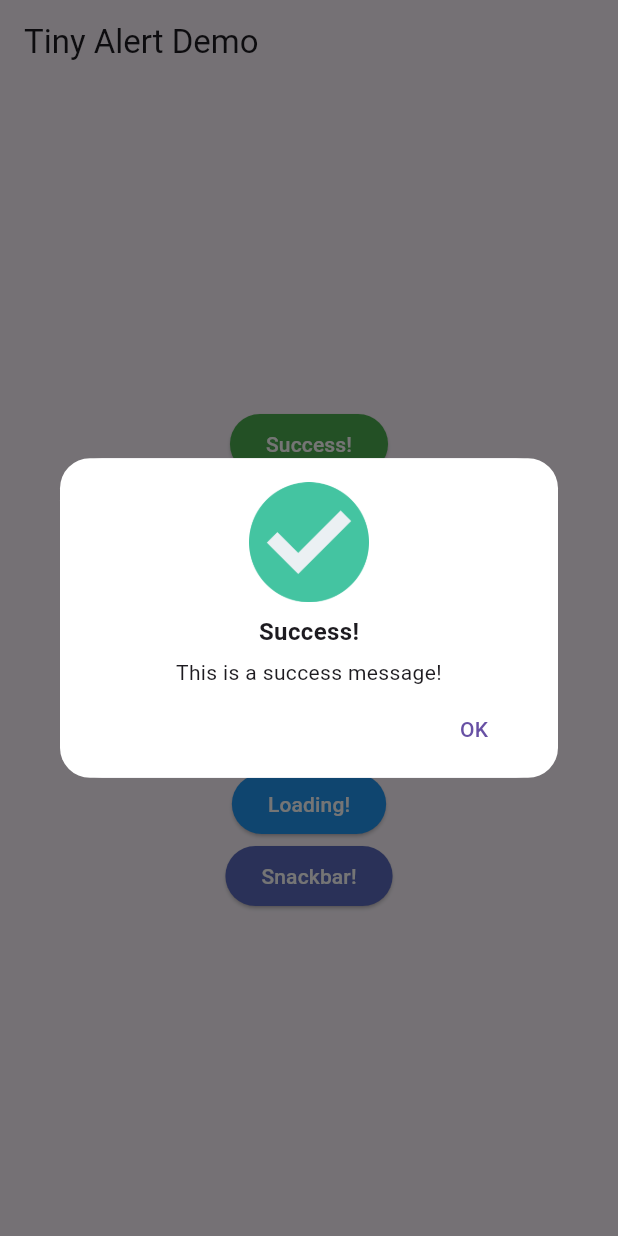
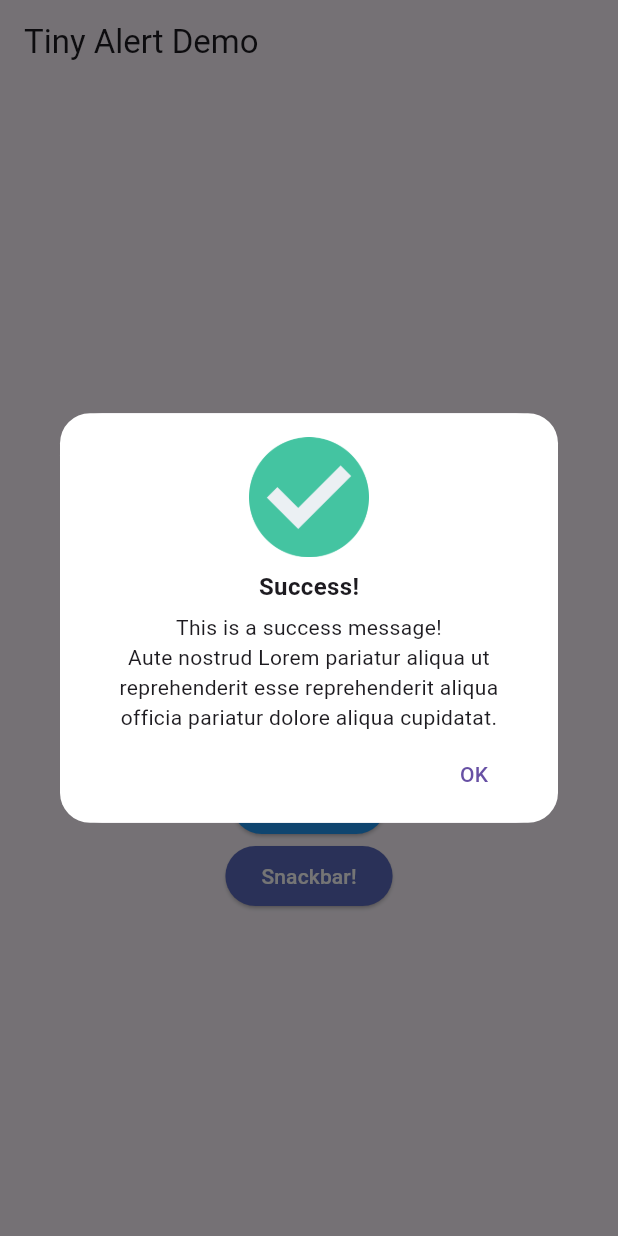
Before and after one commit to amdkholil/tiny-alert, a Flutter app: the screen it shows after launch, after a tap on "Success!", on a phone screen of 412 x 824 dp. Run offline on Flutter 3.47's test engine with Material 3 defaults, Android fonts, the phone set to English and light mode, and no system bars.

Commit message:
Fri Mar  1 09:13:25 AM WIB 2024

```diff
--- a/example/lib/main.dart
+++ b/example/lib/main.dart
@@ -20,8 +20,9 @@ class _MyAppState extends State<MyApp> {
 
   @override
   Widget build(BuildContext context) {
-    return const MaterialApp(
-      home: HomePage(),
+    return MaterialApp(
+      darkTheme: ThemeData.dark(useMaterial3: true),
+      home: const HomePage(),
     );
   }
 }
@@ -49,7 +50,8 @@ class HomePage extends StatelessWidget {
                 TinyAlert.success(
                   context,
                   title: "Success!",
-                  message: "This is a success message!",
+                  message:
+                      "This is a success message! \nAute nostrud Lorem pariatur aliqua ut reprehenderit esse reprehenderit aliqua officia pariatur dolore aliqua cupidatat.",
                 );
               },
               style: ElevatedButton.styleFrom(
@@ -119,8 +121,7 @@ class HomePage extends StatelessWidget {
             ),
             ElevatedButton(
               onPressed: () {
-                TinyAlert.progress(context,
-                    label: "Loading...", barrierDismissible: true);
+                TinyAlert.progress(context, label: "Loading...", barrierDismissible: true);
               },
               style: ElevatedButton.styleFrom(
                 backgroundColor: Colors.blue,
```
Also changed, not shown: example/pubspec.lock.
